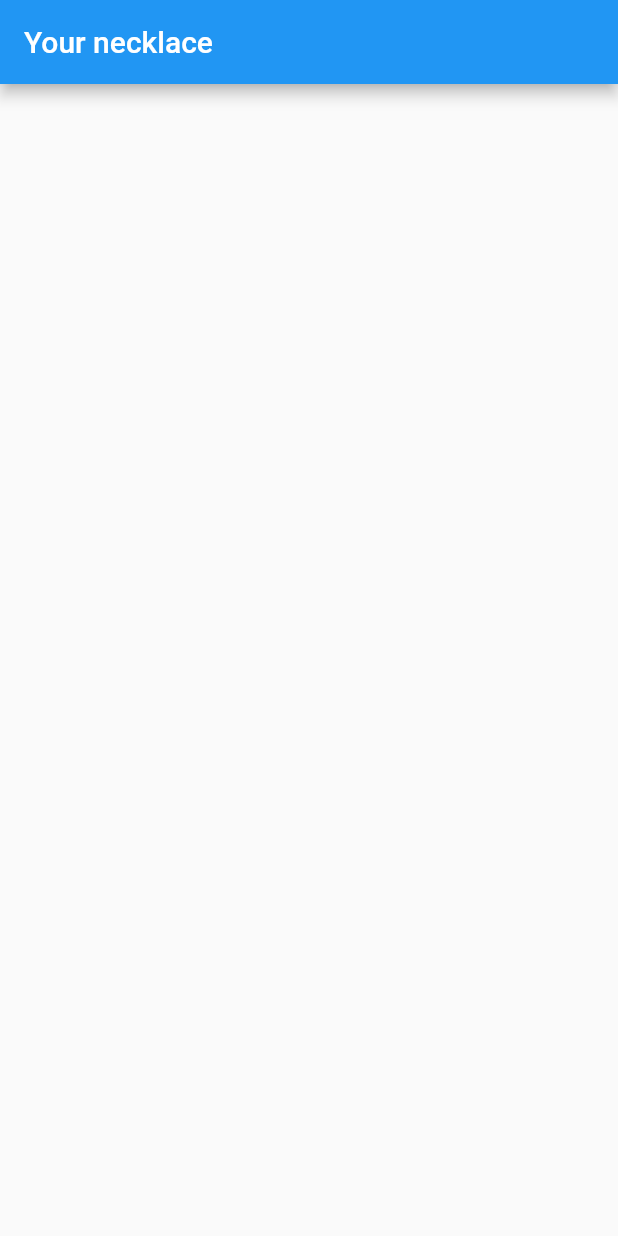
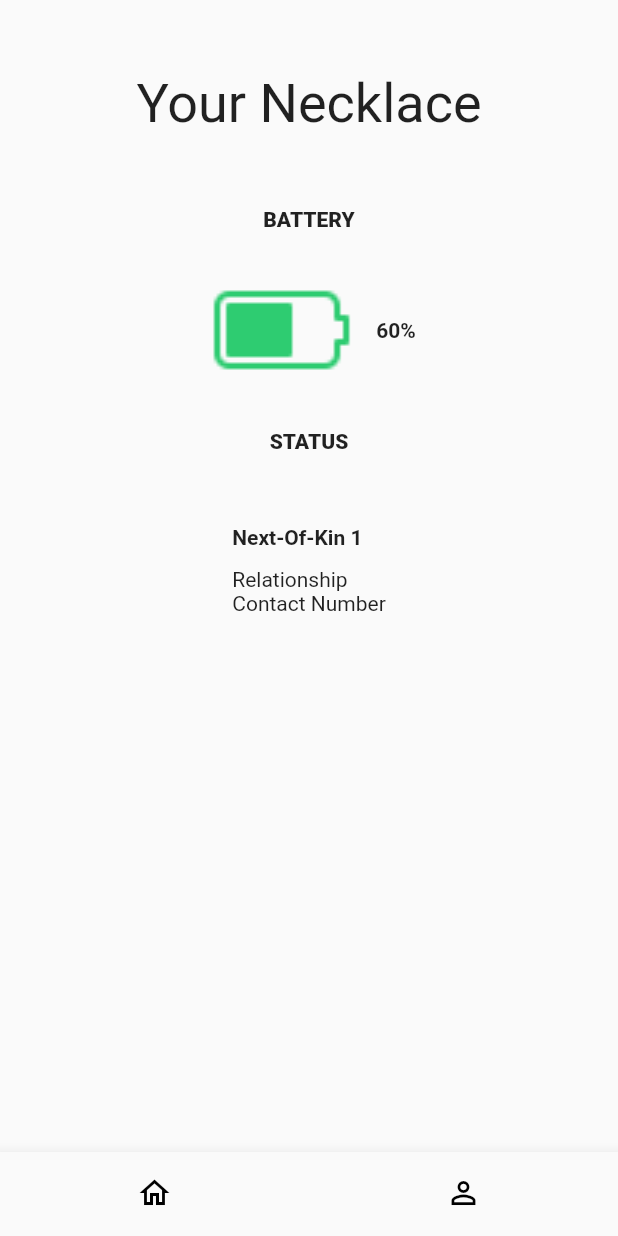
Before and after one commit to zS1L3NT/dart-flutter-aendant, a Flutter app: the screen it shows after launch, on a phone screen of 412 x 824 dp. Run offline on Flutter 3.47's test engine with Material 2 defaults, Android fonts, the phone set to English and light mode, and no system bars.

Commit message:
✨ add design to home screen

```diff
--- a/lib/app.dart
+++ b/lib/app.dart
@@ -13,6 +13,7 @@ class _AppState extends State<App> {
   Widget build(BuildContext context) {
     return const MaterialApp(
       home: HomeScreen(),
+      debugShowCheckedModeBanner: false,
     );
   }
 }
--- a/lib/features/home/home.dart
+++ b/lib/features/home/home.dart
@@ -1,2 +1 @@
 export 'screens/home_screen.dart';
-export 'widgets/home_app_bar.dart';
--- a/lib/features/home/screens/home_screen.dart
+++ b/lib/features/home/screens/home_screen.dart
@@ -1,5 +1,6 @@
+// ignore_for_file: prefer_const_constructors, prefer_const_literals_to_create_immutables
+
 import 'package:aendant/features/alert/alert.dart';
-import 'package:aendant/features/home/home.dart';
 import 'package:flutter/material.dart';
 
 class HomeScreen extends StatelessWidget {
@@ -7,18 +8,93 @@ class HomeScreen extends StatelessWidget {
 
   @override
   Widget build(BuildContext context) {
-    return Scaffold(
-      appBar: HomeAppBar(),
-      body: GestureDetector(
-        onTap: () {
-          Navigator.of(context).push(
-            MaterialPageRoute(builder: (_) => const AlertScreen()),
-          );
-        },
-        child: const SizedBox(
-          width: double.infinity,
-          height: double.infinity,
-          child: Text(""),
+    return GestureDetector(
+      onTap: () {
+        Navigator.of(context).push(
+          MaterialPageRoute(builder: (_) => const AlertScreen()),
+        );
+      },
+      child: Scaffold(
+        body: SafeArea(
+          child: Column(
+            children: [
+              SizedBox(height: 48),
+              Text(
+                "Your Necklace",
+                style: TextStyle(fontSize: 36),
+              ),
+              SizedBox(height: 48),
+              Text(
+                "BATTERY",
+                style: TextStyle(
+                  fontWeight: FontWeight.w900,
+                ),
+              ),
+              SizedBox(height: 16),
+              Row(
+                mainAxisAlignment: MainAxisAlignment.center,
+                children: [
+                  Image.asset(
+                    "assets/battery.png",
+                    scale: 0.5,
+                  ),
+                  SizedBox(width: 16),
+                  Text(
+                    "60%",
+                    style: TextStyle(
+                      fontWeight: FontWeight.bold,
+                    ),
+                  ),
+                ],
+              ),
+              SizedBox(height: 16),
+              Text(
+                "STATUS",
+                style: TextStyle(
+                  fontWeight: FontWeight.w900,
+                ),
+              ),
+              SizedBox(height: 48),
+              Column(
+                crossAxisAlignment: CrossAxisAlignment.start,
+                children: [
+                  Text(
+                    "Next-Of-Kin 1",
+                    style: TextStyle(
+                      fontWeight: FontWeight.w700,
+                    ),
+                  ),
+                  SizedBox(height: 12),
+                  Text(
+                    "Relationship\nContact Number",
+                    style: TextStyle(
+                        // fontWeight: FontWeight.w900,
+                        ),
+                  ),
+                ],
+              ),
+            ],
+          ),
+        ),
+        bottomNavigationBar: BottomNavigationBar(
+          items: [
+            BottomNavigationBarItem(
+              icon: Icon(
+                Icons.home_outlined,
+                color: Colors.black,
+              ),
+              label: "",
+            ),
+            BottomNavigationBarItem(
+              icon: Icon(
+                Icons.person_outline,
+                color: Colors.black,
+              ),
+              label: "",
+            ),
+          ],
+          showSelectedLabels: false,
+          showUnselectedLabels: false,
         ),
       ),
     );
--- a/lib/features/home/widgets/home_app_bar.dart
+++ /dev/null
@@ -1,17 +0,0 @@
-import 'package:flutter/material.dart';
-
-class HomeAppBar extends AppBar {
-  HomeAppBar({Key? key}) : super(key: key);
-
-  @override
-  State<HomeAppBar> createState() => _HomeAppBarState();
-}
-
-class _HomeAppBarState extends State<HomeAppBar> {
-  @override
-  Widget build(BuildContext context) {
-    return AppBar(
-      title: const Text("Your necklace"),
-    );
-  }
-}
--- a/pubspec.yaml
+++ b/pubspec.yaml
@@ -58,8 +58,8 @@ flutter:
   uses-material-design: true
 
   # To add assets to your application, add an assets section, like this:
-  # assets:
-  #   - images/a_dot_burr.jpeg
+  assets:
+    - assets/battery.png
   #   - images/a_dot_ham.jpeg
 
   # An image asset can refer to one or more resolution-specific "variants", see
```
Also changed, not shown: assets/battery.png (added).
